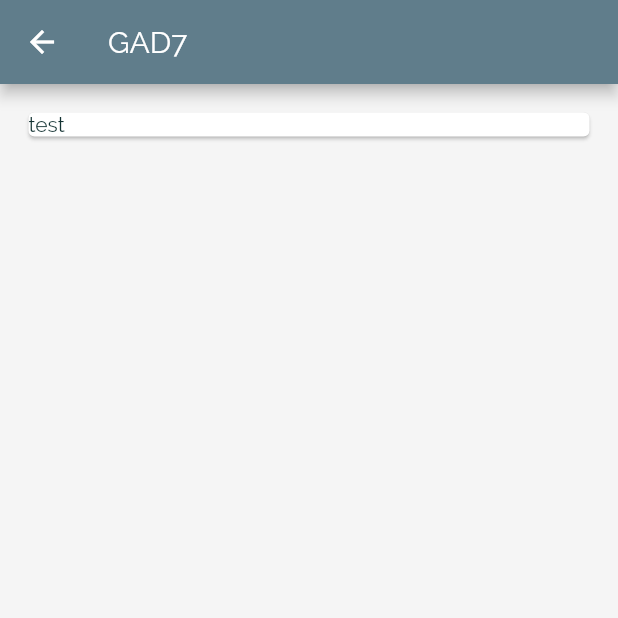
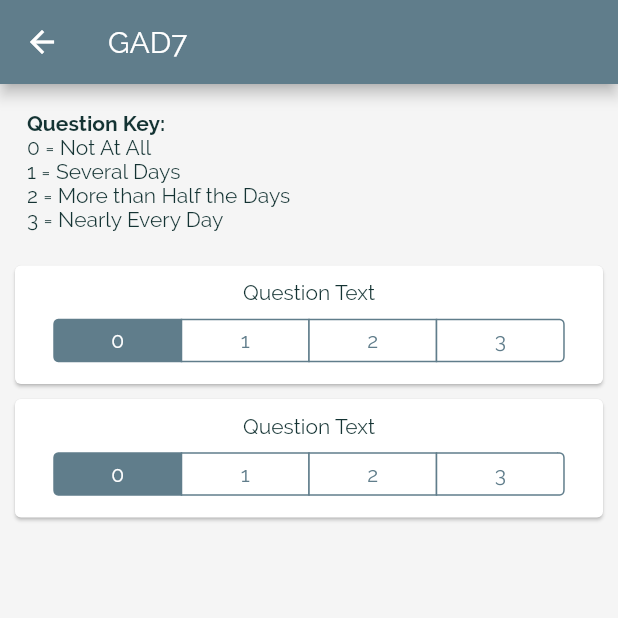
Before and after one commit to skoller/PsychStation, a Flutter app: the Gad7Screen screen opened by its route, on a phone screen of 412 x 824 dp, the top half of it. Run offline on Flutter 3.47's test engine with Material 2 defaults, Android fonts, the phone set to English and light mode, and no system bars; missing offline and left inert: dart:ffi.

Commit message:
gad7 screen with working question item without attachment to scale data map

```diff
--- a/lib/Tools/Scales/Gad7/Gad7_screen.dart
+++ b/lib/Tools/Scales/Gad7/Gad7_screen.dart
@@ -1,7 +1,24 @@
+import 'dart:ffi';
+
 import 'package:flutter/material.dart';
-import './Gad7_question_quant.dart';
+import 'package:flutter/cupertino.dart';
+// import './Gad7_question_quant.dart';
 
-class Gad7Screen extends StatelessWidget {
+class Gad7Screen extends StatefulWidget {
+  @override
+  _Gad7ScreenState createState() => _Gad7ScreenState();
+}
+
+class _Gad7ScreenState extends State<Gad7Screen> {
+  final Map<int, Widget> answerOptions = const <int, Widget>{
+    0: Text('0'),
+    1: Text('1'),
+    2: Text('2'),
+    3: Text('3'),
+  };
+
+  int qScore = 0;
+
   @override
   Widget build(BuildContext context) {
     return Scaffold(
@@ -9,11 +26,90 @@ class Gad7Screen extends StatelessWidget {
         title: Text("GAD7"),
       ),
       body: Container(
-        child: Column(children: <Widget>[Gad7QuestionQuant()]),
+        child: Column(
+          children: <Widget>[
+            Container(
+              width: double.infinity,
+              padding: EdgeInsets.all(18),
+              child: Column(
+                crossAxisAlignment: CrossAxisAlignment.start,
+                children: [
+                  Text("Question Key: ",
+                      style: TextStyle(fontWeight: FontWeight.bold)),
+                  Text("0 = Not At All"),
+                  Text("1 = Several Days"),
+                  Text("2 = More than Half the Days"),
+                  Text("3 = Nearly Every Day"),
+                ],
+              ),
+            ),
+            Card(
+              margin: EdgeInsets.symmetric(vertical: 5, horizontal: 10 ),
+              borderOnForeground: true,
+              child: Column(
+                children: <Widget>[
+                  Container(
+                    padding: EdgeInsets.symmetric(vertical: 10),
+                    child: Text('Question Text'),
+                  ),
+                  Container(
+                    width: double.infinity,
+                    padding: EdgeInsets.only(top: 0, bottom: 15, left: 10, right: 10),
+                    child: CupertinoSegmentedControl<int>(
+                      children: answerOptions,
+                      onValueChanged: (int value) => {
+                        setState(
+                          () {
+                            qScore = value;
+                            print(qScore);
+                          },
+                        ),
+                      },
+                      groupValue: qScore,
+                      unselectedColor: Colors.white,
+                      selectedColor: Colors.blueGrey,
+                    ),
+                  ),
+                ],
+              ),
+            ),
+            Card(
+              margin: EdgeInsets.symmetric(vertical: 5, horizontal: 10 ),
+              borderOnForeground: true,
+              child: Column(
+                children: <Widget>[
+                  Container(
+                    padding: EdgeInsets.symmetric(vertical: 10),
+                    child: Text('Question Text'),
+                  ),
+                  Container(
+                    width: double.infinity,
+                    padding: EdgeInsets.only(top: 0, bottom: 15, left: 10, right: 10),
+                    child: CupertinoSegmentedControl<int>(
+                      children: answerOptions,
+                      onValueChanged: (int value) => {
+                        setState(
+                          () {
+                            qScore = value;
+                            print(qScore);
+                          },
+                        ),
+                      },
+                      groupValue: qScore,
+                      unselectedColor: Colors.white,
+                      selectedColor: Colors.blueGrey,
+                    ),
+                  ),
+                ],
+              ),
+            )
+          ],
+        ),
       ),
     );
   }
 }
 
+// (answer_options as List).map((opt) => Text((answer_options[opt]).toString())).toList()
 
 /// Gad7 and Gad7Q models in models folder
```
Also changed, not shown: 1 other file.
